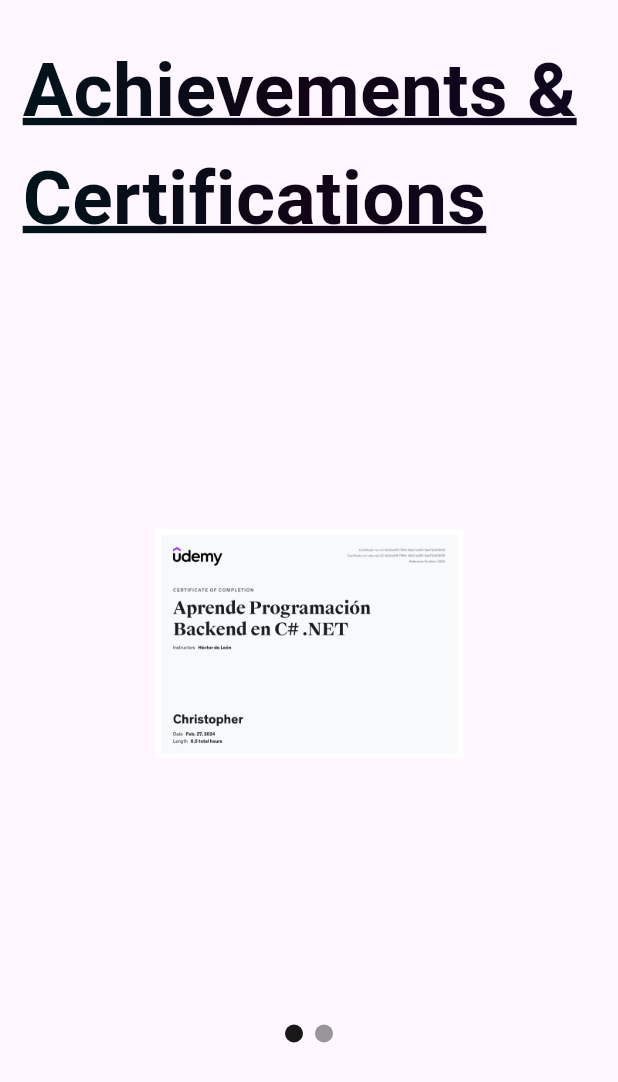
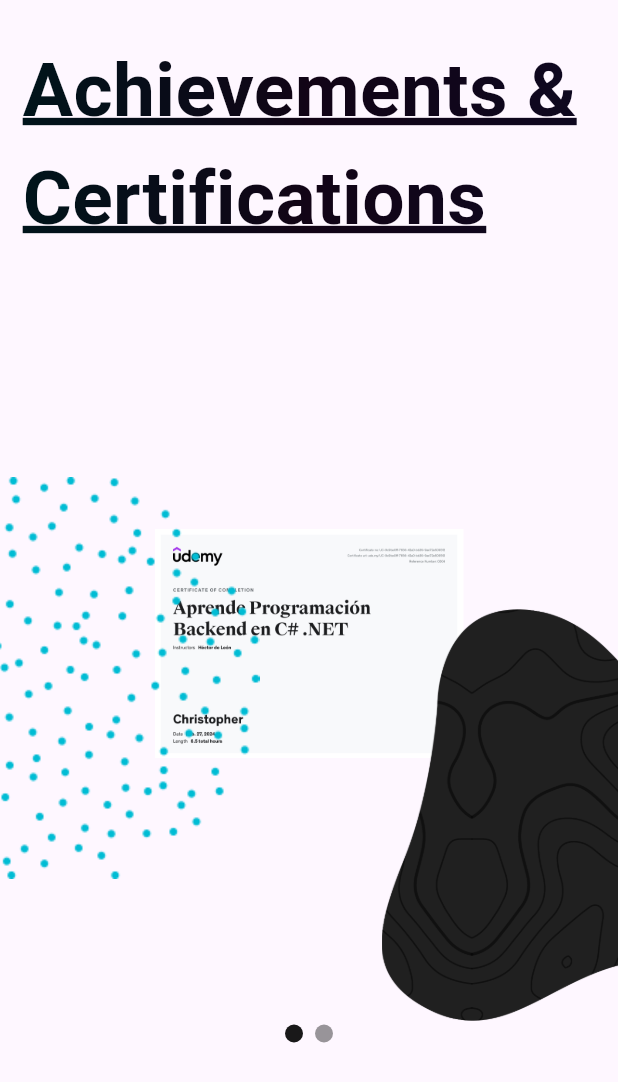
Before and after one commit to Paz1Ws/MyPortfolio, a Flutter app: the screen it shows after launch, scrolled down 2304 dp, on a phone screen of 412 x 824 dp. Shown: the top 1082 px of the screen. Run offline on Flutter 3.47's test engine with Material 3 defaults, Android fonts, the phone set to English and light mode, and no system bars; drawn by our look-alikes of carousel_slider; our stand-ins replace animate_do, animated_splash_screen, audioplayers, curved_navigation_bar, flutter_riverpod, font_awesome_flutter and 3 more; missing offline and left inert: swipe_deck; network calls fail.

Commit message:
Template 1 Finished

```diff
--- a/lib/presentation/screens/certifications_screen.dart
+++ b/lib/presentation/screens/certifications_screen.dart
@@ -4,20 +4,61 @@
 import 'package:my_portfolio/config/providers/navigations_key_prov.dart';
 import 'package:my_portfolio/presentation/widgets/ForExperience&Techs/certifications.dart';
 
-class CertificationsScreen extends ConsumerWidget {
+class CertificationsScreen extends StatefulWidget {
   const CertificationsScreen({super.key});
 
   @override
-  Widget build(BuildContext context, WidgetRef ref) {
+  State<CertificationsScreen> createState() => _CertificationsScreenState();
+}
+
+class _CertificationsScreenState extends State<CertificationsScreen>
+    with SingleTickerProviderStateMixin {
+  @override
+  Widget build(BuildContext context) {
+    late AnimationController controller;
+
+    @override
+    void initState() {
+      super.initState();
+      controller = AnimationController(
+        duration: const Duration(seconds: 20),
+        vsync: this,
+      )..repeat();
+
+      controller.forward();
+      controller.addListener(() {
+        if (controller.status == AnimationStatus.completed) {
+          controller.reset();
+          controller.forward();
+        }
+      });
+    }
+
     return Scaffold(
       key: NavigationByPages().certificationsSection,
       body: Center(
-        child: Column(mainAxisAlignment: MainAxisAlignment.center, children: [
+        child: Stack(children: [
           SizedBox(
             width: MediaQuery.sizeOf(context).width,
             height: MediaQuery.sizeOf(context).height - 100,
             child: const CertificationsView(),
-          )
+          ),
+          Positioned(
+            top: MediaQuery.sizeOf(context).height - 500,
+            left: -100,
+            child: Image.asset(
+              "assets/images/design/dots_globe_grey.png",
+              color: const Color(0xFF00BCD4),
+            ),
+          ),
+          Positioned(
+            top: MediaQuery.sizeOf(context).height / 2,
+            right: -100,
+            child: Image.asset(
+              "assets/images/design/blob_black.png",
+              height: MediaQuery.sizeOf(context).height / 3,
+            ),
+          ),
         ]),
       ),
     );
--- a/lib/presentation/screens/what_I_do.dart
+++ b/lib/presentation/screens/what_I_do.dart
@@ -58,7 +58,7 @@
     return Scaffold(
       body: Padding(
         padding:
-            EdgeInsets.only(bottom: MediaQuery.sizeOf(context).height * 0.15),
+            EdgeInsets.only(bottom: MediaQuery.sizeOf(context).height * 0.1),
         child: Column(
           mainAxisAlignment: MainAxisAlignment.center,
           crossAxisAlignment: CrossAxisAlignment.center,
--- a/lib/presentation/widgets/ForProyects/information_project_card.dart
+++ b/lib/presentation/widgets/ForProyects/information_project_card.dart
@@ -16,7 +16,7 @@
     final informationList = ref.watch(informationListProvider);
     final iconsList = ref.watch(iconsListProvider);
     return Container(
-      width: MediaQuery.of(context).size.width * 0.8,
+      width: MediaQuery.of(context).size.width * 0.6,
       height: MediaQuery.of(context).size.height * 0.6,
       margin: const EdgeInsets.all(20),
       decoration: BoxDecoration(
```
Also changed, not shown: lib/presentation/screens/projects_screen.dart (+13 -13 lines), assets/images/design/dots_globe_grey.png (added).
